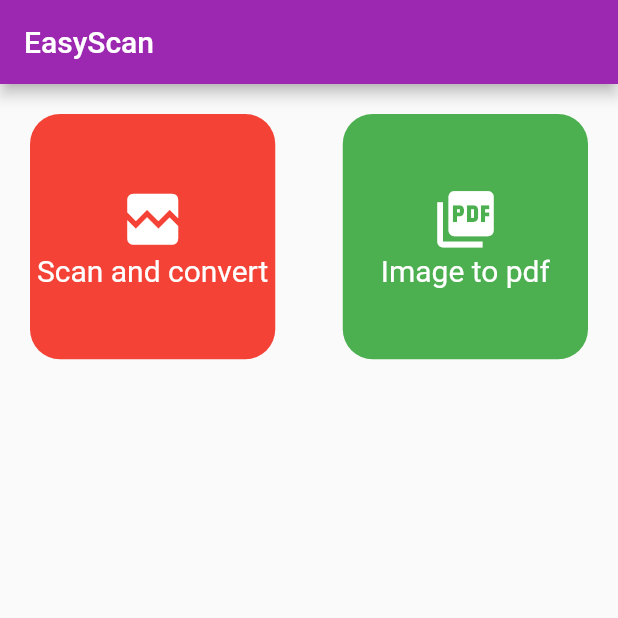
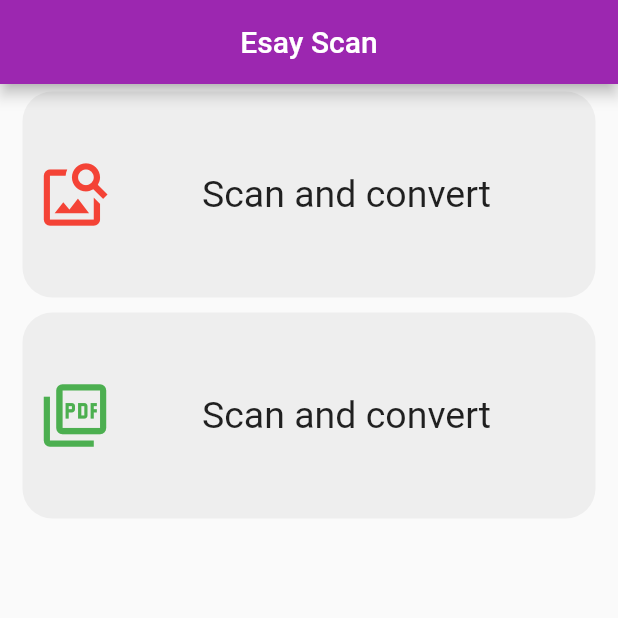
Before and after one commit to askbuddie/easy-scan, a Flutter app: the screen it shows after launch, on a phone screen of 412 x 824 dp, the top half of it. Run offline on Flutter 3.47's test engine with Material 2 defaults, Android fonts, the phone set to English and light mode, and no system bars; our stand-ins replace image_cropper, image_picker.

Commit message:
new Ui is implemented and addded a  functionality of instant  removable of images

```diff
--- a/lib/Utils/methods.dart
+++ b/lib/Utils/methods.dart
@@ -1,9 +1,7 @@
 import 'dart:io';
-
+import 'package:EasyScan/Utils/constants.dart';
 import 'package:flutter/material.dart';
 import 'package:image_cropper/image_cropper.dart';
-
-import 'constants.dart';
 
 Future cropImage(String imagepath, Function(String) onCrop) async {
   final File croppedFile = await ImageCropper.cropImage(
--- a/lib/main.dart
+++ b/lib/main.dart
@@ -1,6 +1,6 @@
+import 'package:EasyScan/Utils/constants.dart';
 import 'package:EasyScan/screens/home_screen.dart';
 import 'package:flutter/material.dart';
-import 'Utils/constants.dart';
 
 void main() {
   runApp(MyApp());
@@ -10,11 +10,12 @@ class MyApp extends StatelessWidget {
   @override
   Widget build(BuildContext context) {
     return MaterialApp(
+      debugShowCheckedModeBanner: false,
       title: 'EasyScan',
       theme: ThemeData(
-        primaryColor: primaryColor,
-        visualDensity: VisualDensity.adaptivePlatformDensity,
-      ),
+          primaryColor: primaryColor,
+          visualDensity: VisualDensity.adaptivePlatformDensity,
+          appBarTheme: const AppBarTheme(centerTitle: true)),
       home: HomeScreen(),
     );
   }
--- a/lib/screens/home_screen.dart
+++ b/lib/screens/home_screen.dart
@@ -11,40 +11,54 @@ class HomeScreen extends StatefulWidget {
 
 class _HomeScreenState extends State<HomeScreen> {
   @override
-  void initState() {
-    super.initState();
-  }
-
-  @override
   Widget build(BuildContext context) {
     return Scaffold(
       appBar: AppBar(
-        title: const Text('EasyScan'),
+        backgroundColor: primaryColor,
+        title: const Text("Esay Scan"),
+        centerTitle: true,
       ),
-      body: GridView.count(
-        crossAxisCount: 2,
-        crossAxisSpacing: 5,
-        children: [
+      body: Column(crossAxisAlignment: CrossAxisAlignment.stretch, children: [
         HomeCard(
           onTap: () => Navigator.push(
               context, MaterialPageRoute(builder: (_) => ScanAndConvert())),
-            iconData: Icons.broken_image,
+          iconData: Icons.image_search,
           color: Colors.red,
           text: 'Scan and convert',
-            textStyle: textStyle.copyWith(
-              fontSize: 20,
-            ),
         ),
         HomeCard(
           onTap: () => Navigator.push(
               context, MaterialPageRoute(builder: (_) => ImageToPdf())),
-            iconData: Icons.picture_as_pdf,
+          iconData: Icons.picture_as_pdf_outlined,
           color: Colors.green,
-            text: 'Image to pdf',
-            textStyle: textStyle.copyWith(fontSize: 20),
+          text: 'Scan and convert',
         ),
-        ],
-      ),
+        // This widget is needed to be implemented for recent projects
+        // Expanded(
+        //     child: Container(
+        //         padding: const EdgeInsets.only(top: 10, left: 10, right: 10),
+        //         margin: const EdgeInsets.only(top: 20),
+        //         decoration: BoxDecoration(
+        //             color: Colors.grey.shade300,
+        //             borderRadius: const BorderRadius.only(
+        //                 topLeft: Radius.circular(50),
+        //                 topRight: Radius.circular(50))),
+        //         child: GridView.builder(
+        //             gridDelegate:
+        //                 const SliverGridDelegateWithFixedCrossAxisCount(
+        //                     crossAxisCount: 2,
+        //                     mainAxisSpacing: 1,
+        //                     crossAxisSpacing: 1),
+        //             itemBuilder: (context, index) {
+        //               return Container(
+        //                   margin: const EdgeInsets.symmetric(horizontal: 10),
+        //                   child: Center(
+        //                     child: Text(
+        //                       index.toString(),
+        //                     ),
+        //                   ));
+        //             })))
+      ]),
     );
   }
 }
--- a/lib/screens/images_to_pdf.dart
+++ b/lib/screens/images_to_pdf.dart
@@ -35,11 +35,17 @@ class _ImageToPdfState extends State<ImageToPdf> {
     return Scaffold(
       floatingActionButton: FloatingActionButton.extended(
         onPressed: getImageFromGallery,
-        icon: const Icon(Icons.add_a_photo),
-        label: const Text('Add image'),
+        icon: const Icon(Icons.picture_as_pdf_rounded),
+        label: const Text('Convert'),
       ),
       appBar: AppBar(
         title: const Text('Choose Image'),
+        actions: [
+          IconButton(
+            icon: const Icon(Icons.add),
+            onPressed: getImageFromGallery,
+          )
+        ],
       ),
       body: Column(
         children: [
@@ -68,10 +74,17 @@ class _ImageToPdfState extends State<ImageToPdf> {
             const SliverGridDelegateWithFixedCrossAxisCount(crossAxisCount: 3),
         itemCount: _images.length,
         itemBuilder: (context, index) {
-          return Card(
-            child: Image.file(
-              _images[index],
-              fit: BoxFit.cover,
+          return GestureDetector(
+            onLongPress: () {
+              _images.removeAt(index);
+              setState(() {});
+            },
+            child: Card(
+              elevation: 5,
+              child: Image.file(
+                _images[index],
+                fit: BoxFit.cover,
+              ),
             ),
           );
         });
--- a/lib/widgets/home_card.dart
+++ b/lib/widgets/home_card.dart
@@ -3,43 +3,38 @@ import 'package:flutter/material.dart';
 class HomeCard extends StatelessWidget {
   final Color color;
   final String text;
-  final TextStyle textStyle;
   final IconData iconData;
   final Function onTap;
   const HomeCard(
-      {Key key,
-      @required this.text,
-      this.color,
-      this.textStyle,
-      this.iconData,
-      this.onTap})
+      {Key key, @required this.text, this.color, this.iconData, this.onTap})
       : super(key: key);
   @override
   Widget build(BuildContext context) {
     return GestureDetector(
       onTap: onTap,
       child: Container(
-        margin: const EdgeInsets.all(20),
+        margin: const EdgeInsets.symmetric(horizontal: 15, vertical: 5),
+        padding: const EdgeInsets.symmetric(horizontal: 10),
         decoration: BoxDecoration(
-          borderRadius: BorderRadius.circular(20),
-          color: color ?? Colors.red.withOpacity(0.6),
-        ),
+            borderRadius: BorderRadius.circular(20), color: Colors.grey[200]),
         alignment: Alignment.center,
-        height: 100,
-        width: 200,
-        child: Column(
-          mainAxisAlignment: MainAxisAlignment.center,
+        height: MediaQuery.of(context).size.height / 6,
+        child: Row(
+          mainAxisAlignment: MainAxisAlignment.spaceEvenly,
           children: [
-            if (iconData != null)
-              Icon(
-                iconData,
-                color: Colors.white,
-                size: 45,
+            Icon(
+              iconData,
+              color: color,
+              size: 50,
+            ),
+            Expanded(
+              child: Text(
+                text,
+                textAlign: TextAlign.center,
+                style: const TextStyle(
+                  fontSize: 25,
+                ),
               ),
-            Text(
-              text,
-              textAlign: TextAlign.center,
-              style: textStyle,
             ),
           ],
         ),
```
Lines whose indentation alone changed are shown as unchanged.
